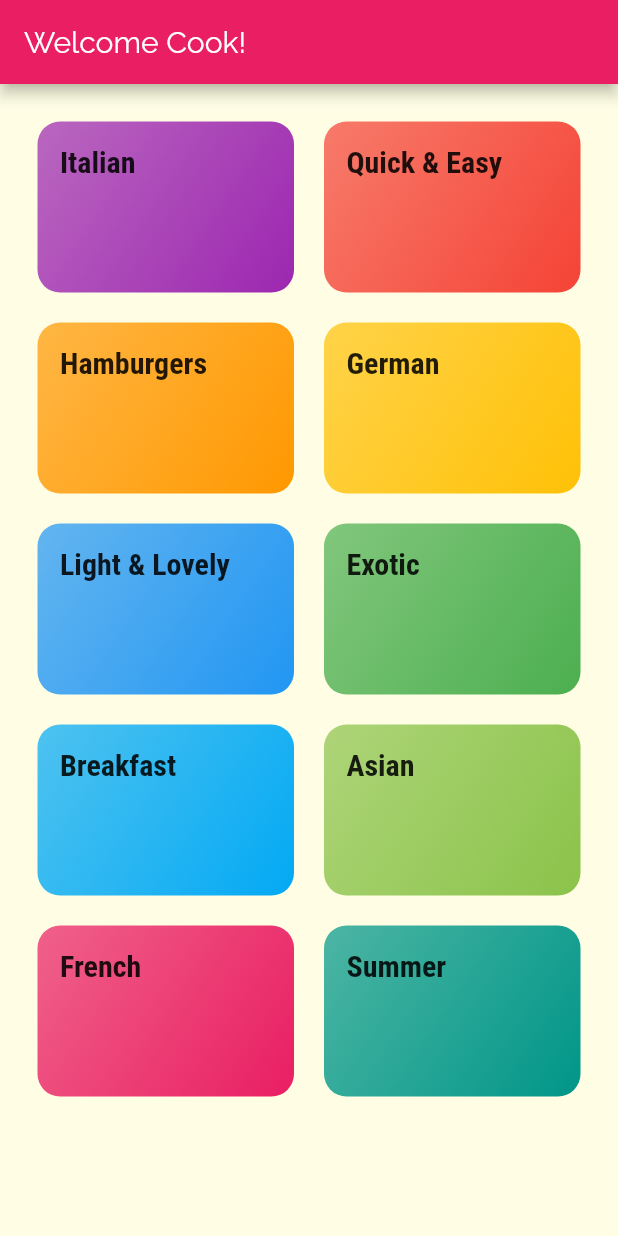
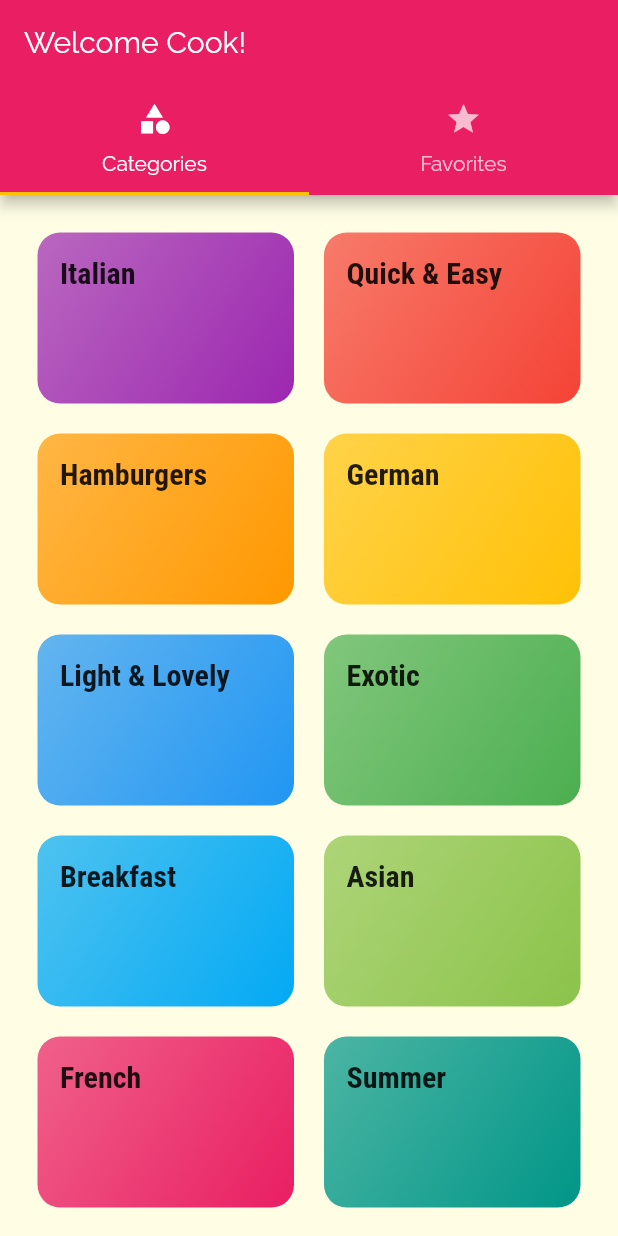
Before and after one commit to silvioCifone/MealsApp, a Flutter app: the screen it shows after launch, on a phone screen of 412 x 824 dp. Run offline on Flutter 3.47's test engine with Material 2 defaults, Android fonts, the light colour scheme and no system bars.

Commit message:
Add tabs_screen.dart
It permits to have a tab bar above the appbar, and this tab bar has 2 tabs, categories and favorites

```diff
--- a/lib/main.dart
+++ b/lib/main.dart
@@ -2,6 +2,7 @@
 import 'package:meals_app/screens/categories_screen.dart';
 import 'package:meals_app/screens/category_meals_screen.dart';
 import 'package:meals_app/screens/meal_detail_screen.dart';
+import 'package:meals_app/screens/tabs_screen.dart';
 
 void main() {
   runApp(MyApp());
@@ -32,7 +33,7 @@
               ),
             ),
       ),
-      home: CategoriesScreen(),
+      home: TabsScreen(),
       initialRoute: "/",
       //It defines the default route at start
       routes: {
--- a/lib/screens/categories_screen.dart
+++ b/lib/screens/categories_screen.dart
@@ -5,11 +5,7 @@
 class CategoriesScreen extends StatelessWidget {
   @override
   Widget build(BuildContext context) {
-    return Scaffold(
-      appBar: AppBar(
-        title: const Text("Welcome Cook!"),
-      ),
-      body: GridView(
+    return GridView(
       padding: const EdgeInsets.all(25),
       children: DUMMY_CATEGORIES
           .map(
@@ -23,7 +19,6 @@
         crossAxisSpacing: 20,
         mainAxisSpacing: 20,
       ),
-      ),
     );
   }
 }
--- /dev/null
+++ b/lib/screens/tabs_screen.dart
@@ -0,0 +1,45 @@
+import 'package:flutter/material.dart';
+import 'package:meals_app/screens/categories_screen.dart';
+import 'package:meals_app/screens/favorites_screen.dart';
+
+class TabsScreen extends StatefulWidget {
+  @override
+  _TabsScreenState createState() => _TabsScreenState();
+}
+
+class _TabsScreenState extends State<TabsScreen> {
+  @override
+  Widget build(BuildContext context) {
+    return DefaultTabController(
+      length: 2,
+      initialIndex: 0,
+      child: Scaffold(
+        appBar: AppBar(
+          title: const Text("Welcome Cook!"),
+          bottom: TabBar(
+            tabs: [
+              Tab(
+                icon: Icon(
+                  Icons.category,
+                ),
+                text: "Categories",
+              ),
+              Tab(
+                icon: Icon(
+                  Icons.star,
+                ),
+                text: "Favorites",
+              ),
+            ],
+          ),
+        ),
+        body: TabBarView(
+          children: [
+            CategoriesScreen(),
+            FavoritesScreen(),
+          ],
+        ),
+      ),
+    );
+  }
+}
```
Lines whose indentation alone changed are shown as unchanged.
